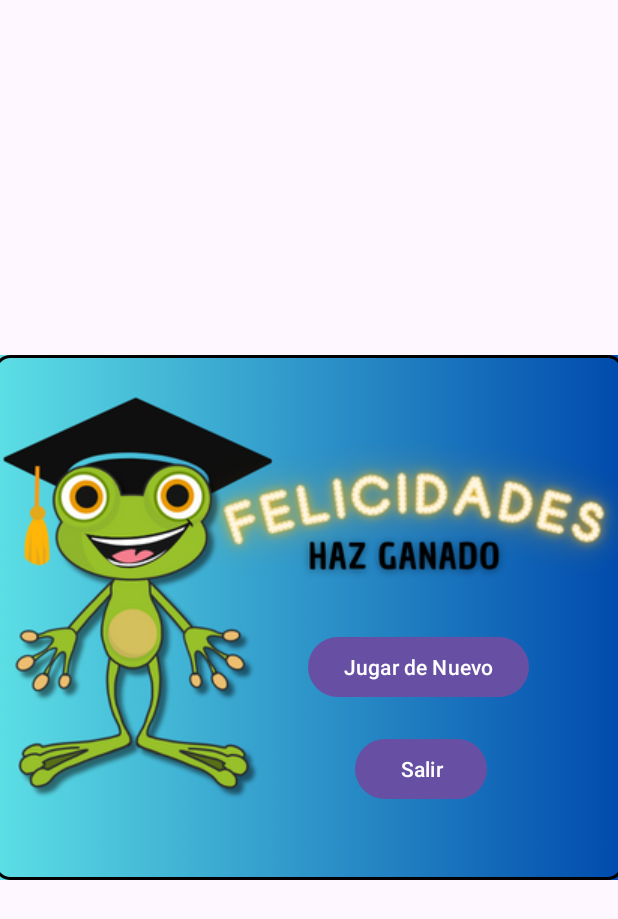
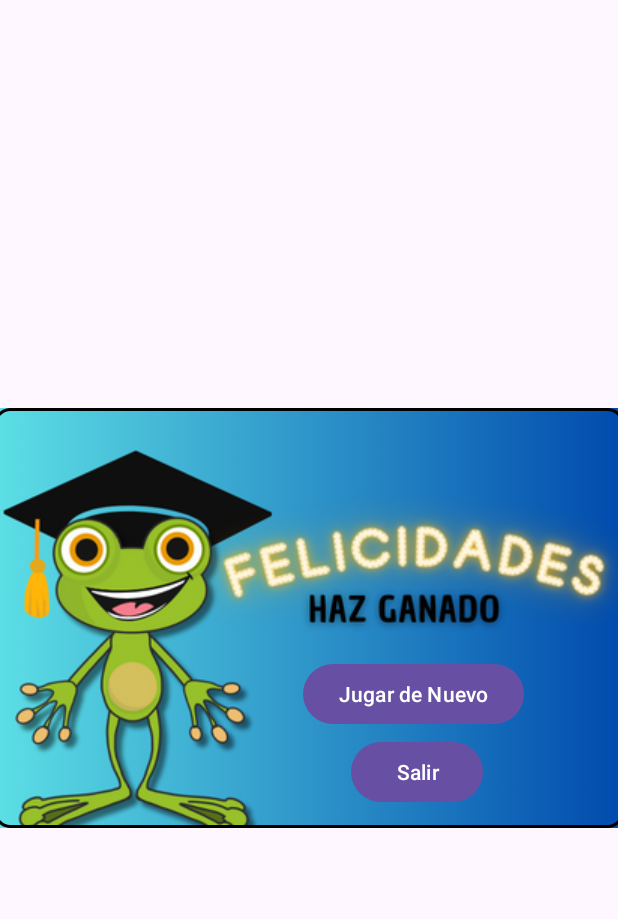
Before and after one commit to codaki/Pry_Proyecto_Final_Primer_Parcial, an Android app: the layout popup_victoria.xml on its own in the app's theme, with its tools: preview values and no code run, on a phone screen of 412 x 824 dp. Shown: the top 919 px of the screen. Run offline under Robolectric (Android 15) with nearby library versions, the phone set to English and light mode, and no system bars.

Commit message:
arreglar un poco el popup, logo

```diff
--- a/app/src/main/AndroidManifest.xml
+++ b/app/src/main/AndroidManifest.xml
@@ -6,9 +6,9 @@
         android:allowBackup="true"
         android:dataExtractionRules="@xml/data_extraction_rules"
         android:fullBackupContent="@xml/backup_rules"
-        android:icon="@mipmap/ic_launcher"
+        android:icon="@mipmap/logo"
         android:label="@string/app_name"
-        android:roundIcon="@mipmap/ic_launcher_round"
+        android:roundIcon="@mipmap/logo_round"
         android:supportsRtl="true"
         android:theme="@style/Theme.Pry_Proyecto_Final_Primer_Parcial"
         tools:targetApi="31">
--- a/app/src/main/java/com/example/pry_proyecto_final_primer_parcial/Bingo.kt
+++ b/app/src/main/java/com/example/pry_proyecto_final_primer_parcial/Bingo.kt
@@ -119,7 +119,6 @@ class Bingo : AppCompatActivity() {
         val num2 = hint.split(" ")[1].toInt()
 
         if (num1 == posicionActual.first && num2 == posicionActual.second){
-            Toast.makeText(this, "Correcto", Toast.LENGTH_SHORT).show()
             posicionesVistas[num1][num2] = true
             button.text = "✓"
             cambiarPosicionActual()
--- a/app/src/main/res/layout/popup_victoria.xml
+++ b/app/src/main/res/layout/popup_victoria.xml
@@ -3,7 +3,7 @@
     xmlns:app="http://schemas.android.com/apk/res-auto"
     xmlns:tools="http://schemas.android.com/tools"
     android:layout_width="420dp"
-    android:layout_height="350dp"
+    android:layout_height="280dp"
     android:layout_gravity="center"
     android:background="@drawable/popup_background">
 
@@ -14,10 +14,10 @@
         android:text="Jugar de Nuevo"
         app:layout_constraintBottom_toBottomOf="parent"
         app:layout_constraintEnd_toEndOf="parent"
-        app:layout_constraintHorizontal_bias="0.767"
+        app:layout_constraintHorizontal_bias="0.756"
         app:layout_constraintStart_toStartOf="parent"
         app:layout_constraintTop_toTopOf="parent"
-        app:layout_constraintVertical_bias="0.609" />
+        app:layout_constraintVertical_bias="0.719" />
 
     <Button
         android:id="@+id/btn_Salir"
@@ -26,9 +26,9 @@
         android:text="Salir"
         app:layout_constraintBottom_toBottomOf="parent"
         app:layout_constraintEnd_toEndOf="parent"
-        app:layout_constraintHorizontal_bias="0.725"
+        app:layout_constraintHorizontal_bias="0.716"
         app:layout_constraintStart_toStartOf="parent"
         app:layout_constraintTop_toTopOf="parent"
-        app:layout_constraintVertical_bias="0.834" />
+        app:layout_constraintVertical_bias="0.943" />
 
 </androidx.constraintlayout.widget.ConstraintLayout>
--- a/app/src/main/res/mipmap-anydpi-v26/ic_launcher.xml
+++ /dev/null
@@ -1,5 +0,0 @@
-<?xml version="1.0" encoding="utf-8"?>
-<adaptive-icon xmlns:android="http://schemas.android.com/apk/res/android">
-    <background android:drawable="@drawable/ic_launcher_background"/>
-    <foreground android:drawable="@drawable/ic_launcher_foreground"/>
-</adaptive-icon>
--- a/app/src/main/res/mipmap-anydpi-v26/ic_launcher_round.xml
+++ /dev/null
@@ -1,5 +0,0 @@
-<?xml version="1.0" encoding="utf-8"?>
-<adaptive-icon xmlns:android="http://schemas.android.com/apk/res/android">
-    <background android:drawable="@drawable/ic_launcher_background"/>
-    <foreground android:drawable="@drawable/ic_launcher_foreground"/>
-</adaptive-icon>
```
Also changed, not shown: app/src/main/res/mipmap-hdpi/ic_launcher.webp (deleted), app/src/main/res/mipmap-hdpi/ic_launcher_round.webp (deleted), app/src/main/res/mipmap-mdpi/ic_launcher.webp (deleted), app/src/main/res/mipmap-mdpi/ic_launcher_round.webp (deleted), app/src/main/res/mipmap-xhdpi/ic_launcher.webp (deleted), app/src/main/res/mipmap-xhdpi/ic_launcher_round.webp (deleted), app/src/main/res/mipmap-xxhdpi/ic_launcher.webp (deleted), app/src/main/res/mipmap-xxhdpi/ic_launcher_round.webp (deleted), app/src/main/res/mipmap-xxxhdpi/ic_launcher.webp (deleted), app/src/main/res/mipmap-xxxhdpi/ic_launcher_round.webp (deleted).
